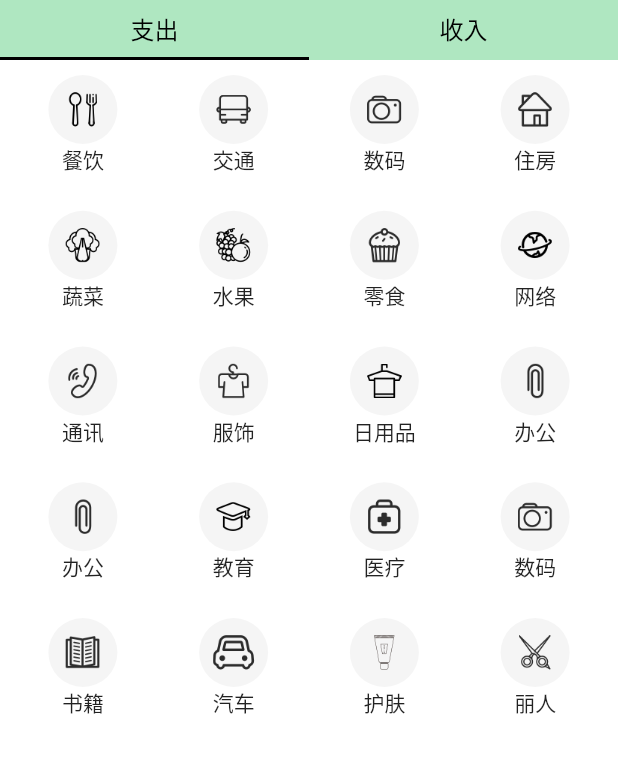
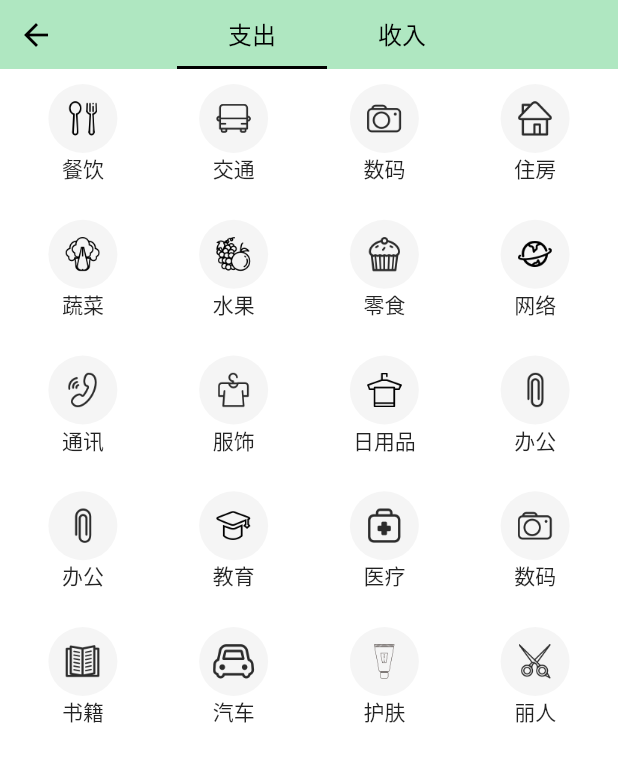
Before and after one commit to fangmd/mark, a Flutter app: the screen it shows after launch, item 2 of the bottom bar chosen, on a phone screen of 412 x 824 dp. Shown: the top 762 px of the screen. Run offline on Flutter 3.47's test engine with Material 2 defaults, Android fonts, the phone set to English and light mode, and no system bars; our stand-ins replace dio, package_info, permission_handler, rxdart, sqflite, toast; missing offline and left inert: keyboard_visibility; accounts and stored records are empty.

Commit message:
add back icon

```diff
--- a/lib/views/record/record.dart
+++ b/lib/views/record/record.dart
@@ -81,14 +81,36 @@ class _RecordPageState extends State<RecordPage> {
             child: Column(
               children: <Widget>[
                 Container(
-                  height: 40,
-                  child: TabBar(
-                    indicatorColor: Colors.black,
-                    tabs: <Widget>[
-                      Text('支出',
-                          style: TextStyle(fontSize: 16, color: text_black)),
-                      Text('收入',
-                          style: TextStyle(fontSize: 16, color: text_black)),
+                  height: 46,
+                  child: Row(
+                    mainAxisAlignment: MainAxisAlignment.spaceBetween,
+                    children: <Widget>[
+                      IconButton(
+                        onPressed: () {
+                          Navigator.of(context).pop();
+                        },
+                        icon: Icon(Icons.arrow_back),
+                        iconSize: 24,
+                        color: Colors.black,
+                      ),
+                      Container(
+                        height: 46,
+                        width: 200,
+                        child: TabBar(
+                          indicatorColor: Colors.black,
+                          tabs: <Widget>[
+                            Container(
+                              child: Text('支出',
+                                  style: TextStyle(
+                                      fontSize: 16, color: text_black)),
+                            ),
+                            Text('收入',
+                                style:
+                                    TextStyle(fontSize: 16, color: text_black)),
+                          ],
+                        ),
+                      ),
+                      SizedBox(width: 24),
                     ],
                   ),
                 ),
```
Also changed, not shown: lib/views/history/history_all.dart (+22 -8 lines), lib/views/setting/setting.dart (+17 -2 lines), 1 other file.
